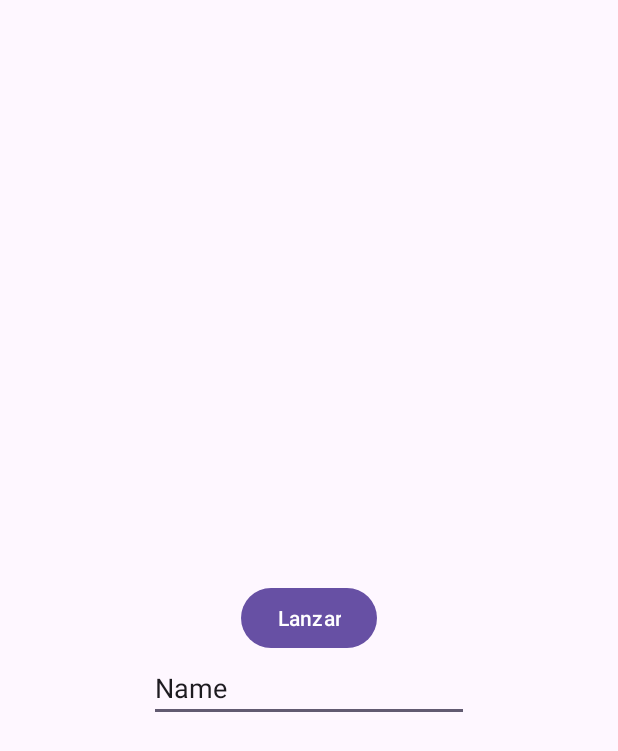
After one commit to JavierRamiro8/PMDM_2324, an Android app: the layout activity_u3_mainaplicacion_que_lanza.xml on its own in the app's theme, with its tools: preview values and no code run, on a phone screen of 412 x 824 dp. The commit adds this screen. Shown: the top 751 px of the screen. Run offline under Robolectric (Android 15) with nearby library versions, the phone set to English and light mode, and no system bars.

Commit message:
Nueva Organizacion 2

```diff
--- /dev/null
+++ b/app/src/main/res/layout/activity_u3_mainaplicacion_que_lanza.xml
@@ -0,0 +1,29 @@
+<?xml version="1.0" encoding="utf-8"?>
+<androidx.constraintlayout.widget.ConstraintLayout xmlns:android="http://schemas.android.com/apk/res/android"
+    xmlns:app="http://schemas.android.com/apk/res-auto"
+    xmlns:tools="http://schemas.android.com/tools"
+    android:layout_width="match_parent"
+    android:layout_height="match_parent"
+    tools:context=".ut03.u3MainaplicacionQueLanza">
+
+    <Button
+        android:id="@+id/ut3PruebaLanzar"
+        android:layout_width="wrap_content"
+        android:layout_height="wrap_content"
+        android:text="Lanzar"
+        app:layout_constraintBottom_toBottomOf="parent"
+        app:layout_constraintEnd_toEndOf="parent"
+        app:layout_constraintStart_toStartOf="parent"
+        app:layout_constraintTop_toTopOf="parent" />
+
+    <EditText
+        android:id="@+id/u3PruebaLanzableeditText"
+        android:layout_width="wrap_content"
+        android:layout_height="wrap_content"
+        android:ems="10"
+        android:inputType="text"
+        android:text="Name"
+        app:layout_constraintEnd_toEndOf="@+id/ut3PruebaLanzar"
+        app:layout_constraintStart_toStartOf="@+id/ut3PruebaLanzar"
+        app:layout_constraintTop_toBottomOf="@+id/ut3PruebaLanzar" />
+</androidx.constraintlayout.widget.ConstraintLayout>
```
Also changed, not shown: app/src/main/res/layout/activity_u3_aplicacion_lanzada.xml (added, +18 -0 lines), app/src/main/res/layout/activity_ut302_calculadora_avanzada.xml (added, +9 -0 lines), app/src/main/res/layout/activity_ut302_calculadora_resultado.xml (added, +9 -0 lines), app/src/main/res/layout/activity_piedra_papel_tijera.xml (line endings or trailing spaces), app/src/main/res/layout/activity_propinatron2000.xml (line endings or trailing spaces), app/src/main/res/layout/activity_ut02_ej05_pedir_cita.xml (line endings or trailing spaces), app/src/main/res/layout/activity_ut201_colores.xml (line endings or trailing spaces), app/src/main/res/layout/activity_ut2_ej01_cajaraidochecktextoboton.xml (line endings or trailing spaces).
